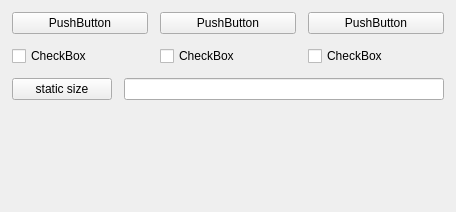
Above: HogeQ1/mainwindow.ui from kenHoribe/horiGit before the change. Below: the same form after it.
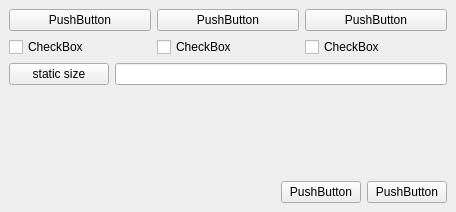
That is the form after the change.

Commit message: Apply button, Cancel button

```diff
--- a/HogeQ1/mainwindow.ui
+++ b/HogeQ1/mainwindow.ui
@@ -15,21 +15,6 @@
   </property>
   <widget class="QWidget" name="centralwidget">
    <layout class="QVBoxLayout" name="verticalLayout">
-    <property name="spacing">
-     <number>12</number>
-    </property>
-    <property name="leftMargin">
-     <number>12</number>
-    </property>
-    <property name="topMargin">
-     <number>12</number>
-    </property>
-    <property name="rightMargin">
-     <number>12</number>
-    </property>
-    <property name="bottomMargin">
-     <number>12</number>
-    </property>
     <item>
      <layout class="QHBoxLayout" name="horizontalLayout">
       <property name="topMargin">
@@ -128,6 +113,41 @@
       </property>
      </spacer>
     </item>
+    <item>
+     <layout class="QHBoxLayout" name="horizontalLayout_5">
+      <item>
+       <spacer name="horizontalSpacer">
+        <property name="orientation">
+         <enum>Qt::Horizontal</enum>
+        </property>
+        <property name="sizeHint" stdset="0">
+         <size>
+          <width>40</width>
+          <height>20</height>
+         </size>
+        </property>
+       </spacer>
+      </item>
+      <item>
+       <layout class="QHBoxLayout" name="horizontalLayout_4">
+        <item>
+         <widget class="QPushButton" name="pushButton_5">
+          <property name="text">
+           <string>PushButton</string>
+          </property>
+         </widget>
+        </item>
+        <item>
+         <widget class="QPushButton" name="pushButton_6">
+          <property name="text">
+           <string>PushButton</string>
+          </property>
+         </widget>
+        </item>
+       </layout>
+      </item>
+     </layout>
+    </item>
    </layout>
   </widget>
  </widget>
```
